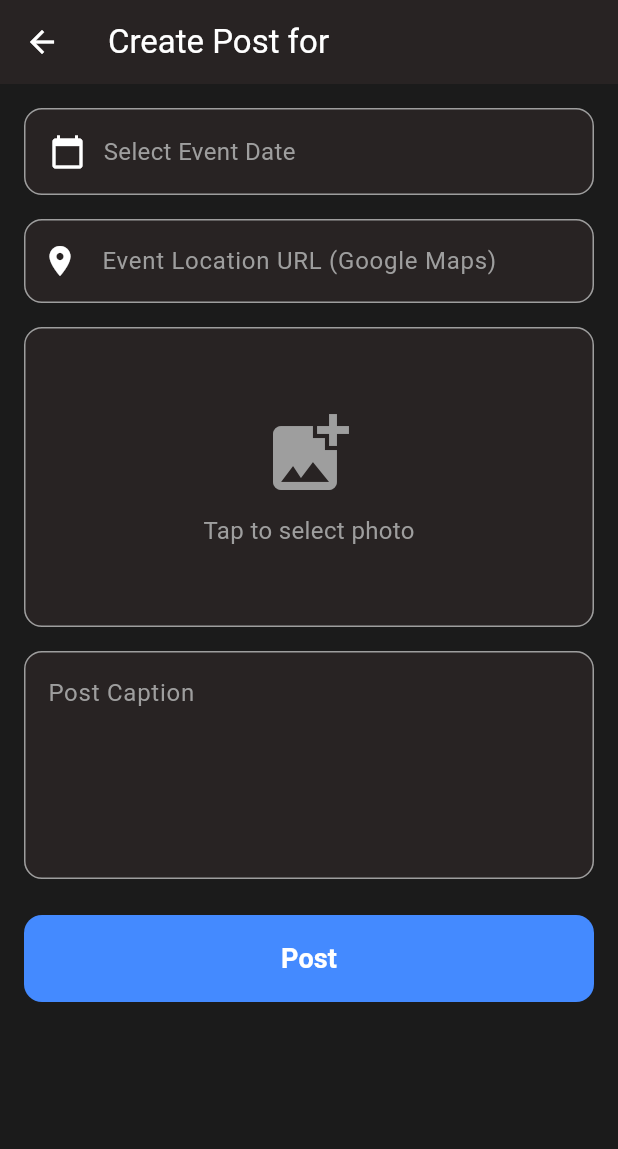
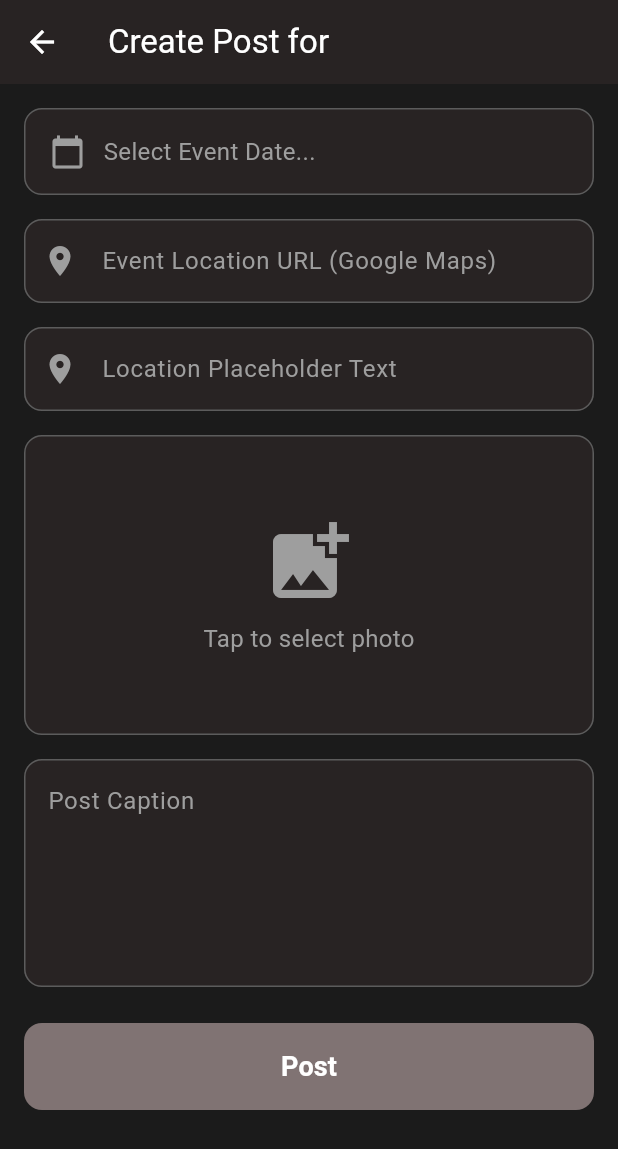
Before and after one commit to slnuygn/club_app, a Flutter app: the screen it shows once a user with an empty profile is signed in, item 4 of the bottom bar chosen, after a tap on "Post", on a phone screen of 412 x 824 dp. Shown: the top 1149 px of the screen. Run offline on Flutter 3.47's test engine with Material 3 defaults, Android fonts, the light colour scheme and no system bars; our stand-ins replace cloud_firestore, firebase_auth, firebase_core, firebase_storage, flutter_svg, google_sign_in and 2 more; accounts and stored records are empty.

Commit message:
added event place text placeholder

```diff
--- a/lib/models/post_data.dart
+++ b/lib/models/post_data.dart
@@ -18,6 +18,7 @@ class Post {
   final String clubId;
   final DateTime eventDate;
   final String eventLocationURL;
+  final String eventPlaceholder;
   final String photoURL;
   final String postCaption;
 
@@ -25,6 +26,7 @@ class Post {
     required this.clubId,
     required this.eventDate,
     required this.eventLocationURL,
+    required this.eventPlaceholder,
     required this.photoURL,
     required this.postCaption,
   });
@@ -34,6 +36,7 @@ class Post {
       clubId: data['club_id'] ?? '',
       eventDate: (data['event_date'] as Timestamp).toDate(),
       eventLocationURL: data['event_location_URL'] ?? '',
+      eventPlaceholder: data['event_placeholder'] ?? '',
       photoURL: data['photo_URL'] ?? '',
       postCaption: data['post_caption'] ?? '',
     );
--- a/lib/pages/home.dart
+++ b/lib/pages/home.dart
@@ -50,13 +50,13 @@ class _HomePageState extends State<HomePage> {
           dateDisplay: DateFormat(
             'MMM d, yyyy · h:mm a',
           ).format(post.eventDate),
-          placeDisplay: post.eventLocationURL,
+          placeDisplay: post.eventPlaceholder,
         );
 
         final postCardData = PostCardData(
           communityName: club.name,
           communityAvatarUrl: club.photoUrl,
-          location: post.eventLocationURL,
+          location: post.eventPlaceholder,
           caption: post.postCaption,
           dateDisplay: DateFormat(
             'MMM d, yyyy · h:mm a',
--- a/lib/pages/posting.dart
+++ b/lib/pages/posting.dart
@@ -20,6 +20,8 @@ class _PostingPageState extends State<PostingPage> {
   final TextEditingController _eventLocationController =
       TextEditingController();
   final TextEditingController _postCaptionController = TextEditingController();
+  final TextEditingController _eventPlaceholderController =
+      TextEditingController();
 
   DateTime? _selectedDate;
   File? _selectedImage;
@@ -31,6 +33,7 @@ class _PostingPageState extends State<PostingPage> {
   void dispose() {
     _eventLocationController.dispose();
     _postCaptionController.dispose();
+    _eventPlaceholderController.dispose();
     super.dispose();
   }
 
@@ -77,18 +80,18 @@ class _PostingPageState extends State<PostingPage> {
             mainAxisSize: MainAxisSize.min,
             children: [
               ListTile(
-                leading: const Icon(Icons.photo_library, color: Colors.white),
+                leading: const Icon(Icons.photo_library, color: Colors.grey),
                 title: const Text(
                   'Gallery',
-                  style: TextStyle(color: Colors.white),
+                  style: TextStyle(color: Colors.grey),
                 ),
                 onTap: () => Navigator.pop(context, ImageSource.gallery),
               ),
               ListTile(
-                leading: const Icon(Icons.camera_alt, color: Colors.white),
+                leading: const Icon(Icons.camera_alt, color: Colors.grey),
                 title: const Text(
                   'Camera',
-                  style: TextStyle(color: Colors.white),
+                  style: TextStyle(color: Colors.grey),
                 ),
                 onTap: () => Navigator.pop(context, ImageSource.camera),
               ),
@@ -172,7 +175,8 @@ class _PostingPageState extends State<PostingPage> {
       await FirebaseFirestore.instance.collection('posts').add({
         'club_id': widget.clubId,
         'event_date': Timestamp.fromDate(_selectedDate!),
-        'event_location': _eventLocationController.text.trim(),
+        'event_location_URL': _eventLocationController.text.trim(),
+        'event_placeholder': _eventPlaceholderController.text.trim(),
         'photo_URL': photoUrl,
         'post_caption': _postCaptionController.text.trim(),
       });
@@ -217,9 +221,7 @@ class _PostingPageState extends State<PostingPage> {
         iconTheme: const IconThemeData(color: Colors.white),
       ),
       body: _isPosting
-          ? const Center(
-              child: CircularProgressIndicator(color: Colors.blueAccent),
-            )
+          ? const Center(child: CircularProgressIndicator(color: Colors.grey))
           : SingleChildScrollView(
               padding: const EdgeInsets.all(16.0),
               child: Form(
@@ -235,22 +237,18 @@ class _PostingPageState extends State<PostingPage> {
                         decoration: BoxDecoration(
                           color: const Color(0xFF282323),
                           borderRadius: BorderRadius.circular(12),
-                          border: Border.all(
-                            color: _selectedDate == null
-                                ? Colors.grey
-                                : Colors.blueAccent,
-                          ),
+                          border: Border.all(color: const Color(0xFF5C5C5C)),
                         ),
                         child: Row(
                           children: [
                             const Icon(
                               Icons.calendar_today,
-                              color: Colors.white,
+                              color: Colors.grey,
                             ),
                             const SizedBox(width: 12),
                             Text(
                               _selectedDate == null
-                                  ? 'Select Event Date'
+                                  ? 'Select Event Date...'
                                   : DateFormat(
                                       'MMM dd, yyyy',
                                     ).format(_selectedDate!),
@@ -274,37 +272,84 @@ class _PostingPageState extends State<PostingPage> {
                       decoration: InputDecoration(
                         labelText: 'Event Location URL (Google Maps)',
                         labelStyle: const TextStyle(color: Colors.grey),
-                        hintText: 'Paste Google Maps link here',
+                        hintText: 'Paste Google Maps link here...',
                         hintStyle: const TextStyle(color: Colors.grey),
                         prefixIcon: const Icon(
                           Icons.location_on,
-                          color: Colors.white,
+                          color: Colors.grey,
                         ),
                         filled: true,
                         fillColor: const Color(0xFF282323),
                         border: OutlineInputBorder(
                           borderRadius: BorderRadius.circular(12),
-                          borderSide: const BorderSide(color: Colors.grey),
+                          borderSide: const BorderSide(
+                            color: Color(0xFF5C5C5C),
+                          ),
                         ),
                         enabledBorder: OutlineInputBorder(
                           borderRadius: BorderRadius.circular(12),
-                          borderSide: const BorderSide(color: Colors.grey),
+                          borderSide: const BorderSide(
+                            color: Color(0xFF5C5C5C),
+                          ),
                         ),
                         focusedBorder: OutlineInputBorder(
                           borderRadius: BorderRadius.circular(12),
                           borderSide: const BorderSide(
-                            color: Colors.blueAccent,
+                            color: Color(0xFF5C5C5C),
                           ),
                         ),
                       ),
                       validator: (value) {
                         if (value == null || value.trim().isEmpty) {
-                          return 'Please enter event location URL';
+                          return 'Please enter event location URL...';
                         }
                         // Basic URL validation
                         if (!value.contains('maps') &&
                             !value.startsWith('http')) {
                           return 'Please enter a valid URL';
+                        }
+                        return null;
+                      },
+                    ),
+                    const SizedBox(height: 16),
+
+                    // Event Placeholder
+                    TextFormField(
+                      controller: _eventPlaceholderController,
+                      style: const TextStyle(color: Colors.white),
+                      decoration: InputDecoration(
+                        labelText: 'Location Placeholder Text',
+                        labelStyle: const TextStyle(color: Colors.grey),
+                        hintText: 'Enter location placeholder text...',
+                        hintStyle: const TextStyle(color: Colors.grey),
+                        prefixIcon: const Icon(
+                          Icons.location_on,
+                          color: Colors.grey,
+                        ),
+                        filled: true,
+                        fillColor: const Color(0xFF282323),
+                        border: OutlineInputBorder(
+                          borderRadius: BorderRadius.circular(12),
+                          borderSide: const BorderSide(
+                            color: Color(0xFF5C5C5C),
+                          ),
+                        ),
+                        enabledBorder: OutlineInputBorder(
+                          borderRadius: BorderRadius.circular(12),
+                          borderSide: const BorderSide(
+                            color: Color(0xFF5C5C5C),
+                          ),
+                        ),
+                        focusedBorder: OutlineInputBorder(
+                          borderRadius: BorderRadius.circular(12),
+                          borderSide: const BorderSide(
+                            color: Color(0xFF5C5C5C),
+                          ),
+                        ),
+                      ),
+                      validator: (value) {
+                        if (value == null || value.trim().isEmpty) {
+                          return 'Please enter location placeholder text';
                         }
                         return null;
                       },
@@ -319,11 +364,7 @@ class _PostingPageState extends State<PostingPage> {
                         decoration: BoxDecoration(
                           color: const Color(0xFF282323),
                           borderRadius: BorderRadius.circular(12),
-                          border: Border.all(
-                            color: _selectedImage == null
-                                ? Colors.grey
-                                : Colors.blueAccent,
-                          ),
+                          border: Border.all(color: const Color(0xFF5C5C5C)),
                         ),
                         child: _selectedImage == null
                             ? const Column(
@@ -371,16 +412,20 @@ class _PostingPageState extends State<PostingPage> {
                         fillColor: const Color(0xFF282323),
                         border: OutlineInputBorder(
                           borderRadius: BorderRadius.circular(12),
-                          borderSide: const BorderSide(color: Colors.grey),
+                          borderSide: const BorderSide(
+                            color: Color(0xFF5C5C5C),
+                          ),
                         ),
                         enabledBorder: OutlineInputBorder(
                           borderRadius: BorderRadius.circular(12),
-                          borderSide: const BorderSide(color: Colors.grey),
+                          borderSide: const BorderSide(
+                            color: Color(0xFF5C5C5C),
+                          ),
                         ),
                         focusedBorder: OutlineInputBorder(
                           borderRadius: BorderRadius.circular(12),
                           borderSide: const BorderSide(
-                            color: Colors.blueAccent,
+                            color: Color(0xFF5C5C5C),
                           ),
                         ),
                       ),
@@ -397,7 +442,7 @@ class _PostingPageState extends State<PostingPage> {
                     TextButton(
                       onPressed: _isPosting ? null : _submitPost,
                       style: TextButton.styleFrom(
-                        backgroundColor: Colors.blueAccent,
+                        backgroundColor: const Color(0xFF807373),
                         padding: const EdgeInsets.symmetric(vertical: 16),
                         shape: RoundedRectangleBorder(
                           borderRadius: BorderRadius.circular(12),
--- a/lib/pages/profile.dart
+++ b/lib/pages/profile.dart
@@ -127,8 +127,9 @@ class _ProfilePageState extends State<ProfilePage> {
               children: [
                 FloatingActionButton.extended(
                   onPressed: _handlePostButtonPress,
-                  backgroundColor: Colors.blueAccent,
+                  backgroundColor: const Color(0xFF807373),
                   heroTag: 'postButton',
+                  elevation: 0,
                   icon: const Icon(Icons.add, color: Colors.white),
                   label: const Text(
                     'Post',
@@ -141,8 +142,9 @@ class _ProfilePageState extends State<ProfilePage> {
                 const SizedBox(height: 10),
                 FloatingActionButton.extended(
                   onPressed: _logout,
-                  backgroundColor: Colors.redAccent,
+                  backgroundColor: const Color(0xFF807373),
                   heroTag: 'logoutButton',
+                  elevation: 0,
                   icon: const Icon(Icons.logout, color: Colors.white),
                   label: const Text(
                     'Log out',
@@ -156,7 +158,8 @@ class _ProfilePageState extends State<ProfilePage> {
             )
           : FloatingActionButton.extended(
               onPressed: _logout,
-              backgroundColor: Colors.redAccent,
+              backgroundColor: const Color(0xFF807373),
+              elevation: 0,
               icon: const Icon(Icons.logout, color: Colors.white),
               label: const Text(
                 'Log out',
```
